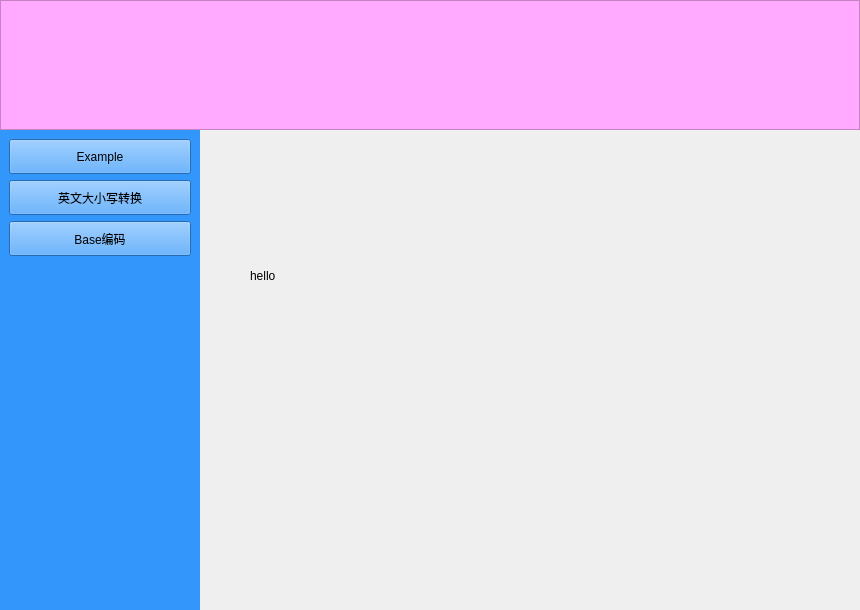
The window that ui/Forms/MainForm.ui (tanyiqu/CryptoKing) describes before a commit, drawn with Qt 5.
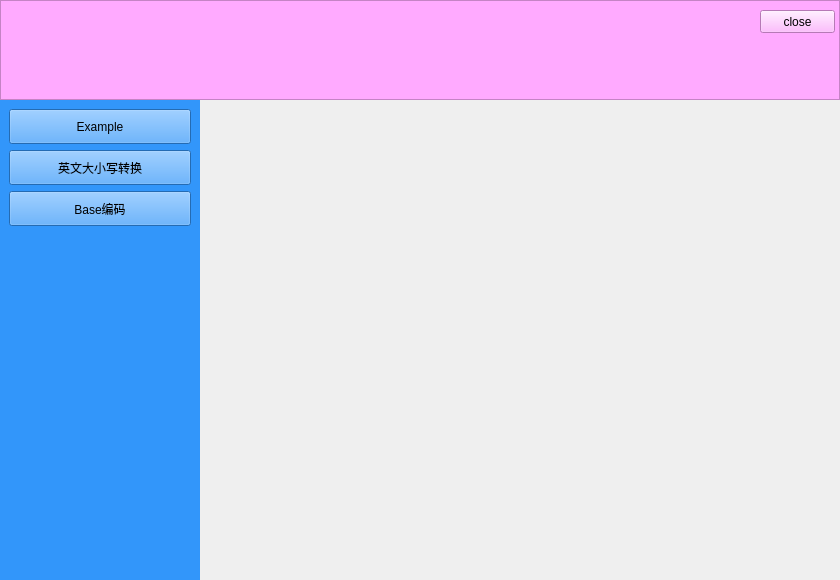
The same window after the commit.

Commit message: 实现无边框窗口拖动

The edit to the form file:
```diff
--- a/ui/Forms/MainForm.ui
+++ b/ui/Forms/MainForm.ui
@@ -6,14 +6,17 @@
    <rect>
     <x>0</x>
     <y>0</y>
-    <width>860</width>
-    <height>610</height>
+    <width>840</width>
+    <height>580</height>
    </rect>
   </property>
   <property name="windowTitle">
    <string>CryptoKing</string>
   </property>
-  <layout class="QGridLayout" name="gridLayout">
+  <layout class="QVBoxLayout" name="verticalLayout_2">
+   <property name="spacing">
+    <number>0</number>
+   </property>
    <property name="leftMargin">
     <number>0</number>
    </property>
@@ -26,46 +29,12 @@
    <property name="bottomMargin">
     <number>0</number>
    </property>
-   <property name="spacing">
-    <number>0</number>
-   </property>
-   <item row="1" column="1">
-    <widget class="QStackedWidget" name="stackedWidget">
-     <property name="minimumSize">
-      <size>
-       <width>640</width>
-       <height>480</height>
-      </size>
-     </property>
-     <property name="styleSheet">
-      <string notr="true"/>
-     </property>
-     <property name="currentIndex">
-      <number>0</number>
-     </property>
-     <widget class="QWidget" name="HelloWidget">
-      <widget class="QLabel" name="label">
-       <property name="geometry">
-        <rect>
-         <x>50</x>
-         <y>50</y>
-         <width>551</width>
-         <height>191</height>
-        </rect>
-       </property>
-       <property name="text">
-        <string>hello</string>
-       </property>
-      </widget>
-     </widget>
-    </widget>
-   </item>
-   <item row="0" column="0" colspan="2">
+   <item>
     <widget class="QFrame" name="frame">
      <property name="minimumSize">
       <size>
        <width>0</width>
-       <height>130</height>
+       <height>100</height>
       </size>
      </property>
      <property name="styleSheet">
@@ -77,9 +46,40 @@
      <property name="frameShadow">
       <enum>QFrame::Raised</enum>
      </property>
+     <widget class="QPushButton" name="btn_close">
+      <property name="geometry">
+       <rect>
+        <x>760</x>
+        <y>10</y>
+        <width>75</width>
+        <height>23</height>
+       </rect>
+      </property>
+      <property name="text">
+       <string>close</string>
+      </property>
+     </widget>
     </widget>
    </item>
-   <item row="1" column="0">
+   <item>
+    <widget class="QWidget" name="widget_2" native="true">
+     <layout class="QHBoxLayout" name="horizontalLayout">
+      <property name="spacing">
+       <number>0</number>
+      </property>
+      <property name="leftMargin">
+       <number>0</number>
+      </property>
+      <property name="topMargin">
+       <number>0</number>
+      </property>
+      <property name="rightMargin">
+       <number>0</number>
+      </property>
+      <property name="bottomMargin">
+       <number>0</number>
+      </property>
+      <item>
     <widget class="QWidget" name="widget" native="true">
      <property name="minimumSize">
       <size>
@@ -148,6 +148,26 @@
          </size>
         </property>
        </spacer>
+         </item>
+        </layout>
+       </widget>
+      </item>
+      <item>
+       <widget class="QStackedWidget" name="stackedWidget">
+        <property name="minimumSize">
+         <size>
+          <width>640</width>
+          <height>480</height>
+         </size>
+        </property>
+        <property name="styleSheet">
+         <string notr="true"/>
+        </property>
+        <property name="currentIndex">
+         <number>0</number>
+        </property>
+        <widget class="QWidget" name="HelloWidget"/>
+       </widget>
       </item>
      </layout>
     </widget>
```
Lines whose indentation alone changed are shown as unchanged. The commit also changes 5 other files.
